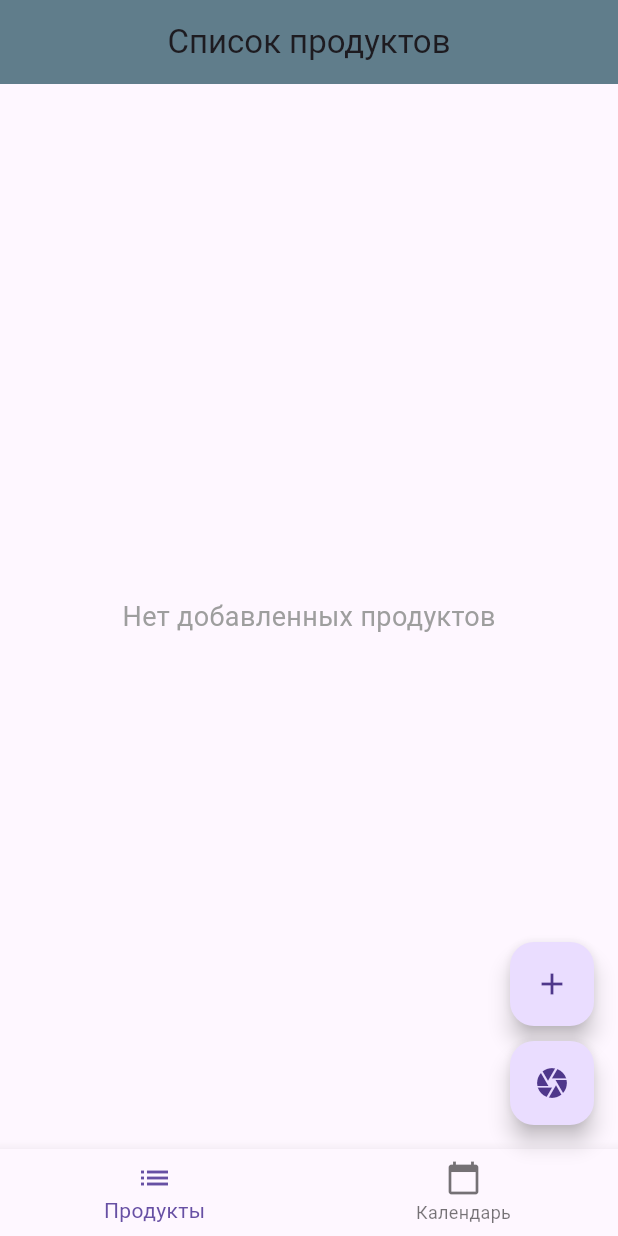
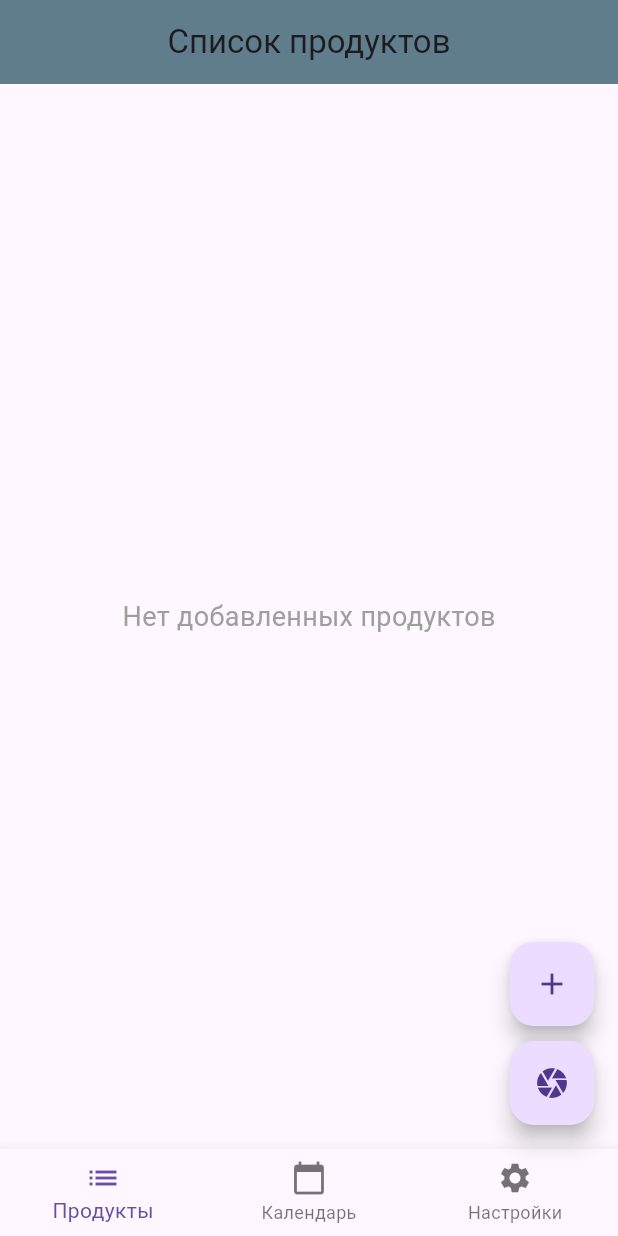
Before and after one commit to BestChairEver/barcode_app, a Flutter app: the screen it shows after launch, after a tap on the "camera" icon, on a phone screen of 412 x 824 dp. Run offline on Flutter 3.47's test engine with Material 3 defaults, Android fonts, the phone set to English and light mode, and no system bars; our stand-ins replace cached_network_image, flutter_local_notifications, permission_handler, shared_preferences, sqflite, table_calendar and 1 more; missing offline and left inert: barcode_scan2; accounts and stored records are empty.

Commit message:
бэкап

```diff
--- a/lib/main.dart
+++ b/lib/main.dart
@@ -1,16 +1,41 @@
 import 'package:flutter/material.dart';
+import 'package:flutter_local_notifications/flutter_local_notifications.dart';
+import 'package:permission_handler/permission_handler.dart';
 import 'package:provider/provider.dart';
 import 'screens/home_screen.dart';
 import 'package:flutter_localizations/flutter_localizations.dart';
 import 'utils/notifications.dart';
 import 'utils/product_provider.dart';
 
+Future<void> requestNotificationPermission() async {
+  final status = await Permission.notification.request();
+  if (status.isGranted) {
+    print('Permission granted');
+  } else if (status.isDenied) {
+    print('Permission denied');
+  } else if (status.isPermanentlyDenied) {
+    print('Permission permanently denied');
+    openAppSettings();
+  }
+}
+
 void main() async {
+  final NotificationService _notificationService = NotificationService();
   WidgetsFlutterBinding.ensureInitialized();
-  await initializeNotifications();
-  await checkExpiringProducts();
+  await _notificationService.initializeNotifications();
+  await requestNotificationPermission();
+
+  final FlutterLocalNotificationsPlugin flutterLocalNotificationsPlugin = FlutterLocalNotificationsPlugin();
+
+  const AndroidInitializationSettings initializationSettingsAndroid = AndroidInitializationSettings('app_icon');
+  final InitializationSettings initializationSettings = InitializationSettings(android: initializationSettingsAndroid);
+
+  await flutterLocalNotificationsPlugin.initialize(initializationSettings);
+
   final productProvider = ProductProvider();
   await productProvider.init();
+
+
   runApp(
     MultiProvider(
       providers: [
@@ -21,14 +46,19 @@ void main() async {
   );
 }
 
+
 class MyApp extends StatelessWidget {
   @override
   Widget build(BuildContext context) {
+    final themeMode = Provider.of<ProductProvider>(context).themeMode;
+
     return MaterialApp(
       title: 'Product Expiry Calendar',
       theme: ThemeData(
         primarySwatch: Colors.blue,
       ),
+      darkTheme: ThemeData.dark(),
+      themeMode: themeMode,
       localizationsDelegates: [
         GlobalMaterialLocalizations.delegate,
         GlobalWidgetsLocalizations.delegate,
--- a/lib/screens/home_screen.dart
+++ b/lib/screens/home_screen.dart
@@ -1,13 +1,14 @@
 import 'package:flutter/material.dart';
 import 'package:provider/provider.dart';
-import '../models/product.dart';
 import 'package:barcode_scan2/barcode_scan2.dart';
 import 'dart:convert';
 import 'package:http/http.dart' as http;
 import 'package:intl/intl.dart';
+import '../models/product.dart';
 import '../utils/product_provider.dart';
 import 'calender.dart';
 import 'product_page.dart';
+import 'settings_screen.dart';
 
 class HomeScreen extends StatefulWidget {
   @override
@@ -29,6 +30,7 @@ class _HomeScreenState extends State<HomeScreen> {
             },
           ),
           CalendarPage(),
+          SettingsScreen(),
         ],
       ),
       bottomNavigationBar: BottomNavigationBar(
@@ -48,6 +50,10 @@ class _HomeScreenState extends State<HomeScreen> {
             icon: Icon(Icons.calendar_today),
             label: 'Календарь',
           ),
+          BottomNavigationBarItem(
+            icon: Icon(Icons.settings),
+            label: 'Настройки',
+          ),
         ],
       ),
       floatingActionButton: Column(
@@ -62,12 +68,7 @@ class _HomeScreenState extends State<HomeScreen> {
           SizedBox(height: 10),
           FloatingActionButton(
             onPressed: () async {
-              var result = await BarcodeScanner.scan();
-              if (result.rawContent.isNotEmpty) {
-                await fetchProductData(result.rawContent);
-              } else {
-                _showErrorMessage('Неудачное сканирование.');
-              }
+              await _scanBarcode();
             },
             child: Icon(Icons.camera),
           ),
@@ -76,7 +77,16 @@ class _HomeScreenState extends State<HomeScreen> {
     );
   }
 
-   Future<void> _addProductManually() async {
+  Future<void> _scanBarcode() async {
+    var result = await BarcodeScanner.scan();
+    if (result.rawContent.isNotEmpty) {
+      await fetchProductData(result.rawContent);
+    } else {
+      _showErrorMessage('Неудачное сканирование.');
+    }
+  }
+
+  Future<void> _addProductManually() async {
     final productNameController = TextEditingController();
     DateTime? expiryDate;
 
@@ -130,7 +140,7 @@ class _HomeScreenState extends State<HomeScreen> {
                 if (productName.isNotEmpty) {
                   final newProduct = Product(
                     name: productName,
-                    expiryDate: expiryDate ?? DateTime.now(), // используем оператор ??
+                    expiryDate: expiryDate ?? DateTime.now(),
                     imageUrl: '',
                   );
                   final productProvider = Provider.of<ProductProvider>(context, listen: false);
--- /dev/null
+++ b/lib/screens/settings_screen.dart
@@ -0,0 +1,188 @@
+import 'package:flutter/material.dart';
+import 'package:provider/provider.dart';
+import 'package:flutter_local_notifications/flutter_local_notifications.dart';
+import 'package:timezone/data/latest.dart' as tz;
+import 'package:timezone/timezone.dart' as tz;
+import '../utils/product_provider.dart';
+import '../utils/notifications.dart';
+import 'package:shared_preferences/shared_preferences.dart';
+
+class SettingsScreen extends StatefulWidget {
+  @override
+  _SettingsScreenState createState() => _SettingsScreenState();
+}
+
+class _SettingsScreenState extends State<SettingsScreen> {
+  bool _notificationsEnabled = true;
+  bool _vibrationEnabled = true;
+  TimeOfDay? _notificationTime = TimeOfDay(hour: 9, minute: 0);
+  ThemeMode _themeMode = ThemeMode.light;
+
+  late NotificationService _notificationService;
+
+  @override
+  void initState() {
+    super.initState();
+    _notificationService = NotificationService();
+    _initializeNotifications();
+    _loadSettings();
+  }
+
+  // Инициализация уведомлений
+  Future<void> _initializeNotifications() async {
+    await _notificationService.initializeNotifications();
+    tz.initializeTimeZones();
+  }
+
+  // Загрузка настроек из SharedPreferences
+  Future<void> _loadSettings() async {
+    final prefs = await SharedPreferences.getInstance();
+    setState(() {
+      _notificationsEnabled = prefs.getBool('notificationsEnabled') ?? true;
+      _vibrationEnabled = prefs.getBool('vibrationEnabled') ?? true;
+      _themeMode = ThemeMode.values[prefs.getInt('themeMode') ?? 0];
+    });
+  }
+
+  void _setNotificationTime(BuildContext context) async {
+    TimeOfDay? picked = await showTimePicker(
+      context: context,
+      initialTime: _notificationTime!,
+    );
+
+    if (picked != null && picked != _notificationTime) {
+      setState(() {
+        _notificationTime = picked;
+      });
+
+      final now = DateTime.now();
+      final scheduledTime = DateTime(now.year, now.month, now.day, picked.hour, picked.minute);
+      print("Notification time set to: ${scheduledTime.toString()}");
+
+      final tzScheduledTime = tz.TZDateTime.local(scheduledTime.year, scheduledTime.month, scheduledTime.day, scheduledTime.hour, scheduledTime.minute);
+
+      print("Scheduling notification for (TZ): ${tzScheduledTime.toString()}");
+      if (tzScheduledTime.isBefore(tz.TZDateTime.now(tz.local))) {
+        print("Scheduled time is in the past. Skipping notification.");
+        return;
+      }
+
+      // Отмена старых уведомлений и планирование нового
+      await _notificationService.cancelAllNotifications();
+      // Передаем нужный параметр (например, список продуктов) или используем время уведомления
+      await _notificationService.scheduleExpiryNotifications([]);  // Передать пустой список, если просто время нужно
+    }
+  }
+
+  void _toggleTheme(ThemeMode themeMode) {
+    setState(() {
+      _themeMode = themeMode;
+    });
+    Provider.of<ProductProvider>(context, listen: false).setThemeMode(themeMode);
+  }
+
+  @override
+  Widget build(BuildContext context) {
+    return Scaffold(
+      appBar: AppBar(
+        title: Text('Настройки'),
+        backgroundColor: Colors.blueGrey,
+        centerTitle: true,
+      ),
+      body: SafeArea(
+        child: Column(
+          children: [
+            SizedBox(height: 20),
+            Expanded(
+              child: ListView(
+                children: [
+                  ListTile(
+                    title: Text('Тема приложения'),
+                    trailing: DropdownButton<ThemeMode>(
+                      value: _themeMode,
+                      onChanged: (ThemeMode? newMode) {
+                        if (newMode != null) _toggleTheme(newMode);
+                      },
+                      items: [
+                        DropdownMenuItem(
+                          value: ThemeMode.light,
+                          child: Text('Светлая'),
+                        ),
+                        DropdownMenuItem(
+                          value: ThemeMode.dark,
+                          child: Text('Темная'),
+                        ),
+                        DropdownMenuItem(
+                          value: ThemeMode.system,
+                          child: Text('Системная'),
+                        ),
+                      ],
+                    ),
+                  ),
+                  Divider(),
+                  SwitchListTile(
+                    title: Text('Уведомления'),
+                    value: _notificationsEnabled,
+                    onChanged: (value) async {
+                      setState(() {
+                        _notificationsEnabled = value;
+                      });
+
+                      if (_notificationsEnabled) {
+                        final now = DateTime.now();
+                        final scheduledDateTime = DateTime(
+                          now.year,
+                          now.month,
+                          now.day,
+                          _notificationTime!.hour,
+                          _notificationTime!.minute,
+                        );
+                        print("Notification time set to: ${scheduledDateTime.toString()}");
+
+                        final tzScheduledTime = tz.TZDateTime.local(
+                          scheduledDateTime.year,
+                          scheduledDateTime.month,
+                          scheduledDateTime.day,
+                          scheduledDateTime.hour,
+                          scheduledDateTime.minute,
+                        );
+
+                        if (tzScheduledTime.isBefore(tz.TZDateTime.now(tz.local))) {
+                          print("Scheduled time is in the past. Skipping notification.");
+                        } else {
+                          // Планирование уведомлений с учетом нового времени
+                          await _notificationService.scheduleExpiryNotifications([]); // Передаем пустой список
+                        }
+                      } else {
+                        await _notificationService.cancelAllNotifications();
+                      }
+                    },
+                  ),
+                  Divider(),
+                  SwitchListTile(
+                    title: Text('Вибрация'),
+                    value: _vibrationEnabled,
+                    onChanged: (value) {
+                      setState(() {
+                        _vibrationEnabled = value;
+                      });
+                    },
+                  ),
+                  Divider(),
+                  ListTile(
+                    title: Text('Время уведомления'),
+                    trailing: Text(
+                      '${_notificationTime!.hour}:${_notificationTime!.minute.toString().padLeft(2, '0')}',
+                      style: TextStyle(fontSize: 18),
+                    ),
+                    onTap: () => _setNotificationTime(context),
+                  ),
+                ],
+              ),
+            ),
+          ],
+        ),
+      ),
+    );
+  }
+}
--- a/lib/utils/product_provider.dart
+++ b/lib/utils/product_provider.dart
@@ -4,8 +4,15 @@ import '../models/product.dart';
 
 class ProductProvider extends ChangeNotifier {
   List<Product> _products = [];
+  List<Product> get products => _products;
 
-  List<Product> get products => _products;
+  ThemeMode _themeMode = ThemeMode.light;
+  ThemeMode get themeMode => _themeMode;
+
+  void setThemeMode(ThemeMode themeMode) {
+    _themeMode = themeMode;
+    notifyListeners();
+  }
 
   Future<void> loadProducts() async {
     final databaseHelper = DatabaseHelper();
--- a/pubspec.yaml
+++ b/pubspec.yaml
@@ -21,6 +21,8 @@ dependencies:
   sqflite: ^2.3.3+2
   table_calendar: ^3.1.2
   flutter_launcher_icons: ^0.9.2
+  connectivity_plus: ^6.1.0
+  shared_preferences: ^2.3.2
 
 dev_dependencies:
   flutter_test:
```
Also changed, not shown: lib/utils/notifications.dart (+145 -57 lines), lib/utils/settings_provider.dart (added, +26 -0 lines), pubspec.lock, 4 other files.
